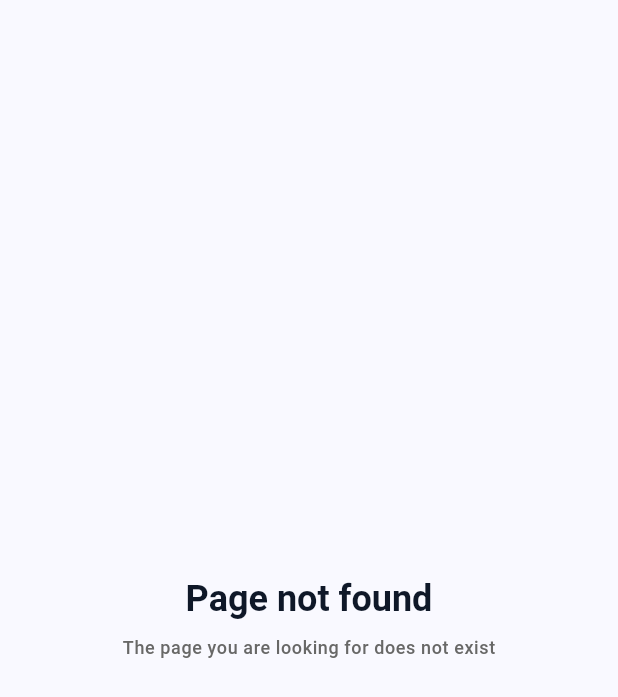
After one commit to honeyman22/flutter_clean_arch, a Flutter app: the PageNotFound screen opened directly, on a phone screen of 412 x 824 dp. The commit adds this screen. Shown: the top 697 px of the screen. Run offline on Flutter 3.47's test engine with Material 3 defaults, Android fonts, the phone set to English and light mode, and no system bars; our stand-ins replace dartz, dio, flutter_bloc, get_it.

Commit message:
feat: page not found screen added

```diff
--- /dev/null
+++ b/lib/core/configs/routes/routes_name.dart
@@ -0,0 +1,3 @@
+class RoutesName {
+  static const String signin = 'signin';
+}
--- a/lib/core/constants/api_urls.dart
+++ b/lib/core/constants/api_urls.dart
@@ -1,4 +1,4 @@
 class ApiUrls {
-  static const baseURL = "https://devapi.annapurnagalleries.com/api/";
-  static const register = "${baseURL}suppliers/login";
+  static const baseURL = "https://backend-appointments.onrender.com/api/v1";
+  static const register = "${baseURL}/register";
 }
--- a/lib/data/models/signup_req_params.dart
+++ b/lib/data/models/signup_req_params.dart
@@ -7,6 +7,8 @@ class SignupReqParams {
       {required this.email, required this.password, required this.name});
 
   Map<String, dynamic> toMap() {
+    print(email);
+    print(password);
     return <String, dynamic>{
       'email': email,
       'password': password,
--- /dev/null
+++ b/lib/presentation/auth/auth.dart
@@ -0,0 +1 @@
+export 'pages/signup.dart';
--- /dev/null
+++ b/lib/presentation/page_not_found.dart
@@ -0,0 +1,27 @@
+import 'package:flutter/material.dart';
+
+class PageNotFound extends StatelessWidget {
+  const PageNotFound({super.key});
+
+  @override
+  Widget build(BuildContext context) {
+    return Scaffold(
+      body: Center(
+        child: Column(
+          mainAxisAlignment: MainAxisAlignment.center,
+          children: [
+            Text(
+              "Page not found",
+              style: Theme.of(context).textTheme.headlineLarge,
+            ),
+            const SizedBox(height: 10),
+            Text(
+              "The page you are looking for does not exist",
+              style: Theme.of(context).textTheme.bodySmall,
+            ),
+          ],
+        ),
+      ),
+    );
+  }
+}
--- /dev/null
+++ b/lib/presentation/presentation.dart
@@ -0,0 +1,2 @@
+export "auth/auth.dart";
+export "page_not_found.dart";
```
Also changed, not shown: lib/core/configs/routes/routes.dart (added, +18 -0 lines), lib/core/network/dio_client.dart (+5 -2 lines), lib/main.dart (+21 -4 lines), lib/presentation/auth/pages/signup.dart (+24 -5 lines).
